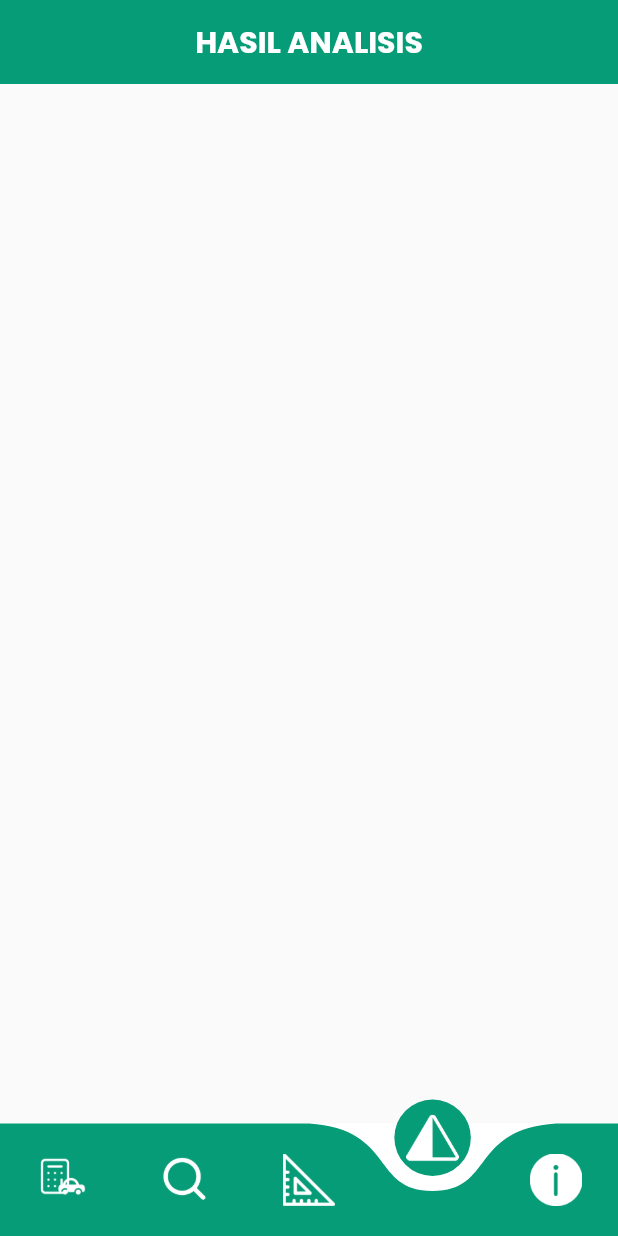
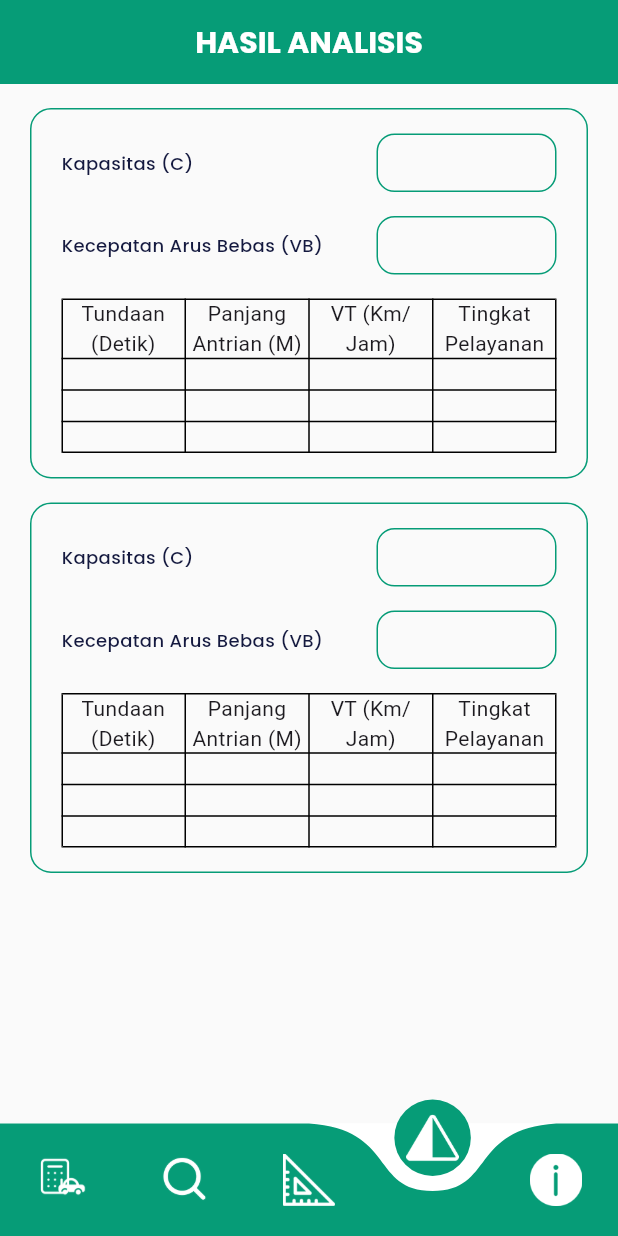
Before and after one commit to hafizzibrahim/RakjaOk, a Flutter app: the screen it shows after launch, item 4 of the bottom bar chosen, on a phone screen of 412 x 824 dp. Run offline on Flutter 3.47's test engine with Material 3 defaults, Android fonts, the light colour scheme and no system bars; drawn by our look-alikes of curved_navigation_bar; our stand-ins replace fl_chart, google_fonts.

Commit message:
update layou

```diff
--- a/lib/page/hasil_analisis_page.dart
+++ b/lib/page/hasil_analisis_page.dart
@@ -10,6 +10,93 @@ class HasilAnalisisPage extends StatelessWidget {
         backgroundColor: greenColor,
         title: Text('HASIL ANALISIS', style: whiteTextStyle.copyWith(fontWeight: bold, fontSize: 20),),
       ),
+      body: ListView(
+        padding: EdgeInsets.symmetric(horizontal: 20, vertical: 16),
+        children: [
+          hasilContainer(),
+          SizedBox(height: 16,),
+          hasilContainer()
+        ],
+      ),
+    );
+  }
+
+  Widget hasilContainer(){
+    return Container(
+      padding: EdgeInsets.symmetric(horizontal: 20, vertical: 16),
+      decoration: BoxDecoration(
+        border: Border.all(color: greenColor),
+        borderRadius: BorderRadius.circular(14),
+      ),
+      child: Column(
+        children: [
+          Row(
+            mainAxisAlignment: MainAxisAlignment.spaceBetween,
+            children: [
+              Text('Kapasitas (C)', style: blackTextStyle.copyWith(fontSize: 12, fontWeight: medium),),
+              Container(
+                padding: EdgeInsets.symmetric(vertical: 8),
+                width: 120,
+                decoration: BoxDecoration(
+                  border: Border.all(color: greenColor),
+                  borderRadius: BorderRadius.circular(12),
+                ),
+                child:Text('', textAlign: TextAlign.center,),
+              ),
+            ],
+          ),
+          SizedBox(height: 16,),
+          Row(
+            mainAxisAlignment: MainAxisAlignment.spaceBetween,
+            children: [
+              Text('Kecepatan Arus Bebas (VB)', style: blackTextStyle.copyWith(fontSize: 12, fontWeight: medium),),
+              Container(
+                padding: EdgeInsets.symmetric(vertical: 8),
+                width: 120,
+                decoration: BoxDecoration(
+                  border: Border.all(color: greenColor),
+                  borderRadius: BorderRadius.circular(12),
+                ),
+                child:Text('', textAlign: TextAlign.center,),
+              ),
+            ],
+          ),
+          SizedBox(height: 16,),
+          Table(
+              border: TableBorder.all(),
+              children: [
+                TableRow(
+                    children :[
+                      Text('Tundaan (Detik)', textAlign: TextAlign.center,),
+                      Text('Panjang Antrian (M)', textAlign: TextAlign.center),
+                      Text('VT (Km/Jam)', textAlign: TextAlign.center,),
+                      Text('Tingkat Pelayanan', textAlign: TextAlign.center),
+                    ]),
+                TableRow(
+                    children :[
+                      Text('', textAlign: TextAlign.center,),
+                      Text('', textAlign: TextAlign.center,),
+                      Text('', textAlign: TextAlign.center,),
+                      Text('', textAlign: TextAlign.center),
+                    ]),
+                TableRow(
+                    children :[
+                      Text('', textAlign: TextAlign.center,),
+                      Text('', textAlign: TextAlign.center,),
+                      Text('', textAlign: TextAlign.center,),
+                      Text('', textAlign: TextAlign.center),
+                    ]),
+                TableRow(
+                    children :[
+                      Text('', textAlign: TextAlign.center,),
+                      Text('', textAlign: TextAlign.center,),
+                      Text('', textAlign: TextAlign.center,),
+                      Text('', textAlign: TextAlign.center),
+                    ]),
+              ]
+          ),
+        ],
+      ),
     );
   }
 }
```
